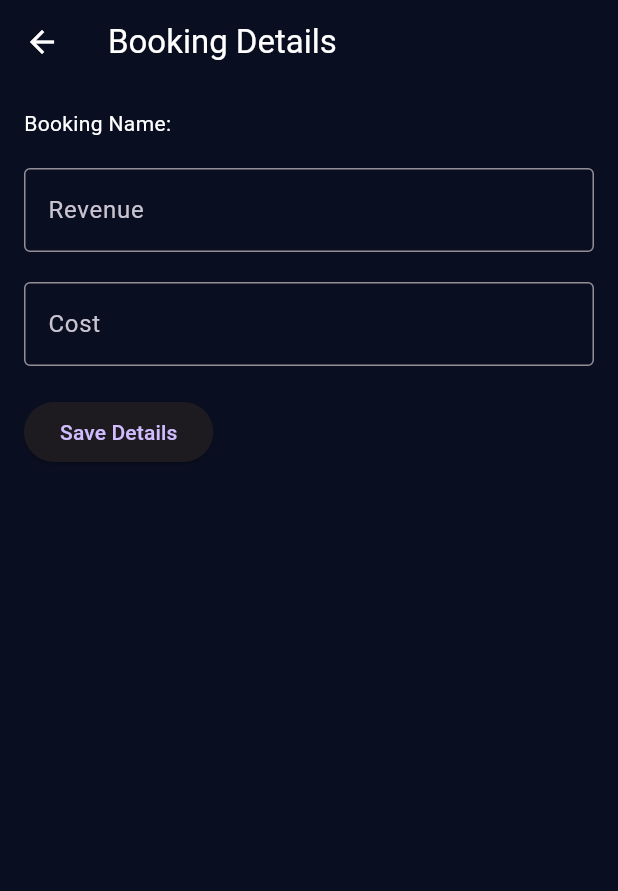
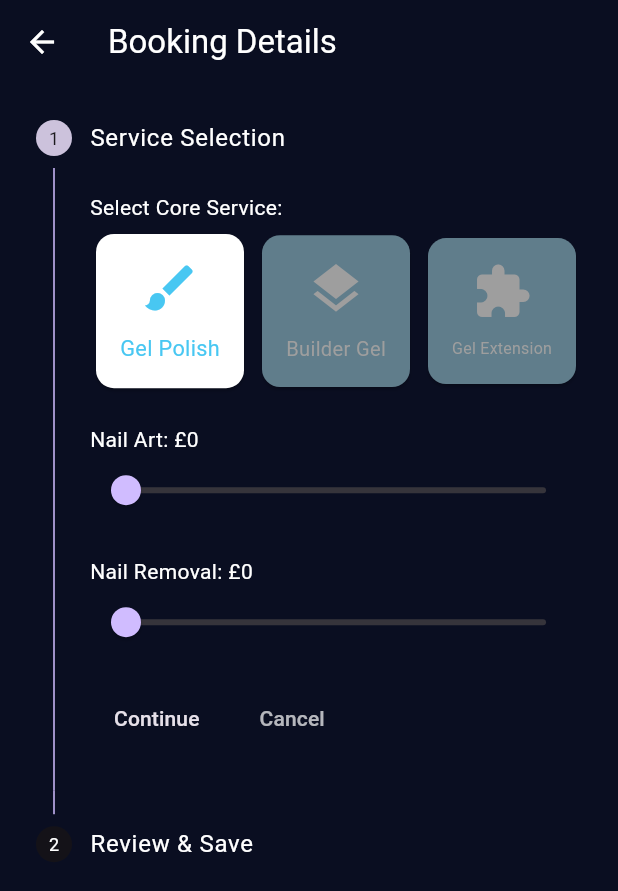
Before and after one commit to Jack-Northall/test_application, a Flutter app: the BookingDetailsPage screen opened directly with empty values, on a phone screen of 412 x 824 dp. Shown: the top 891 px of the screen. Run offline on Flutter 3.47's test engine with Material 3 defaults, Android fonts, the phone set to English and light mode, and no system bars; our stand-ins replace table_calendar.

Commit message:
Added stepper to core selection page and refactored into seperate widget

```diff
--- a/lib/main.dart
+++ b/lib/main.dart
@@ -19,7 +19,7 @@ class MyApp extends StatelessWidget {
           backgroundColor: Color(0xFF0A0E21),
           foregroundColor: Color(0xFFFFFFFF),
         ),
-        scaffoldBackgroundColor: Color(0xFF0A0E21),
+        scaffoldBackgroundColor: const Color(0xFF0A0E21),
         textTheme: const TextTheme(
           bodyMedium: TextStyle(
             color: Color(0XFFFFFFFF),
--- a/lib/models/booking.dart
+++ b/lib/models/booking.dart
@@ -1,9 +1,20 @@
 import 'package:uuid/uuid.dart';
+
+enum CoreService { gelPolish, builderGel, gelExtension }
 
 class Booking {
   final String id;
   final String name;
   final DateTime date;
+  CoreService? coreService;
+  int nailArt;
+  int nailRemoval;
 
-  Booking({required this.name, required this.date}) : id = const Uuid().v4();
+  Booking({
+    required this.name,
+    required this.date,
+    this.coreService,
+    this.nailArt = 0,
+    this.nailRemoval = 0,
+  }) : id = const Uuid().v4();
 }
--- a/lib/screens/booking_details_page.dart
+++ b/lib/screens/booking_details_page.dart
@@ -1,4 +1,5 @@
 import 'package:flutter/material.dart';
+import 'package:test_application/widgets/service_selection_widget.dart';
 import '../models/booking.dart';
 
 class BookingDetailsPage extends StatefulWidget {
@@ -12,10 +13,25 @@ class BookingDetailsPage extends StatefulWidget {
 }
 
 class _BookingDetailsPageState extends State<BookingDetailsPage> {
-  final TextEditingController _revenueController = TextEditingController();
-  final TextEditingController _costController = TextEditingController();
+  CoreService? _selectedService;
+  int _nailArt = 0;
+  int _nailRemoval = 0;
+  int _currentStep = 0;
+
+  @override
+  void initState() {
+    super.initState();
+    _selectedService = widget.booking.coreService;
+    _nailArt = widget.booking.nailArt;
+    _nailRemoval = widget.booking.nailRemoval;
+  }
 
   void _saveDetails() {
+    setState(() {
+      widget.booking.coreService = _selectedService;
+      widget.booking.nailArt = _nailArt;
+      widget.booking.nailRemoval = _nailRemoval;
+    });
 
     ScaffoldMessenger.of(context).showSnackBar(
       SnackBar(content: Text('Details saved for ${widget.booking.name}')),
@@ -30,37 +46,57 @@ class _BookingDetailsPageState extends State<BookingDetailsPage> {
       appBar: AppBar(
         title: const Text('Booking Details'),
       ),
-      body: Padding(
-        padding: const EdgeInsets.all(16.0),
-        child: Column(
-          crossAxisAlignment: CrossAxisAlignment.start,
-          children: [
-            Text('Booking Name: ${widget.booking.name}'),
-            const SizedBox(height: 20),
-            TextField(
-              controller: _revenueController,
-              decoration: const InputDecoration(
-                labelText: 'Revenue',
-                border: OutlineInputBorder(),
-              ),
-              keyboardType: TextInputType.number,
+      body: Stepper(
+        currentStep: _currentStep,
+        onStepContinue: () {
+          if (_currentStep < 1) {
+            setState(() {
+              _currentStep += 1;
+            });
+          } else {
+            _saveDetails();
+          }
+        },
+        onStepCancel: () {
+          if (_currentStep > 0) {
+            setState(() {
+              _currentStep -= 1;
+            });
+          }
+        },
+        steps: [
+          Step(
+            title: const Text('Service Selection'),
+            content: ServiceSelectionWidget(
+              selectedService: _selectedService,
+              nailArt: _nailArt,
+              nailRemoval: _nailRemoval,
+              onServiceSelected: (service) {
+                setState(() {
+                  _selectedService = service;
+                });
+              },
+              onNailArtChanged: (value) {
+                setState(() {
+                  _nailArt = value;
+                });
+              },
+              onNailRemovalChanged: (value) {
+                setState(() {
+                  _nailRemoval = value;
+                });
+              },
             ),
-            const SizedBox(height: 20),
-            TextField(
-              controller: _costController,
-              decoration: const InputDecoration(
-                labelText: 'Cost',
-                border: OutlineInputBorder(),
-              ),
-              keyboardType: TextInputType.number,
-            ),
-            const SizedBox(height: 20),
-            ElevatedButton(
-              onPressed: _saveDetails,
-              child: const Text('Save Details'),
-            ),
-          ],
-        ),
+            isActive: _currentStep >= 0,
+            state: _currentStep > 0 ? StepState.complete : StepState.indexed,
+          ),
+          Step(
+            title: const Text('Review & Save'),
+            content: const Text('Review the details and click "Save Details" to confirm.'),
+            isActive: _currentStep >= 1,
+            state: _currentStep == 1 ? StepState.editing : StepState.indexed,
+          ),
+        ],
       ),
     );
   }
--- a/lib/screens/calendar_page.dart
+++ b/lib/screens/calendar_page.dart
@@ -118,7 +118,7 @@ class _CalendarPageState extends State<CalendarPage> {
         final booking = _bookings[dateKey]![index];
         return Card(
           child: ListTile(
-            leading: Icon(Icons.calendar_month),
+            leading: const Icon(Icons.calendar_month),
             title: Text(booking.name),
             subtitle:
               Text('Booking ID: ${booking.id}'),
--- /dev/null
+++ b/lib/widgets/service_selection_widget.dart
@@ -0,0 +1,130 @@
+import 'package:flutter/material.dart';
+import '../models/booking.dart';
+
+class ServiceSelectionWidget extends StatefulWidget {
+  final CoreService? selectedService;
+  final int nailArt;
+  final int nailRemoval;
+  final Function(CoreService?) onServiceSelected;
+  final Function(int) onNailArtChanged;
+  final Function(int) onNailRemovalChanged;
+
+  const ServiceSelectionWidget({
+    super.key,
+    this.selectedService,
+    required this.nailArt,
+    required this.nailRemoval,
+    required this.onServiceSelected,
+    required this.onNailArtChanged,
+    required this.onNailRemovalChanged,
+  });
+
+  @override
+  // ignore: library_private_types_in_public_api
+  _ServiceSelectionWidgetState createState() => _ServiceSelectionWidgetState();
+}
+
+class _ServiceSelectionWidgetState extends State<ServiceSelectionWidget> {
+  @override
+  Widget build(BuildContext context) {
+    return Column(
+      crossAxisAlignment: CrossAxisAlignment.start,
+      children: [
+        const Text('Select Core Service:'),
+        const SizedBox(height: 4),
+        Row(
+          mainAxisAlignment: MainAxisAlignment.spaceBetween,
+          children: [
+            Expanded(
+              child: _buildServiceCard(
+                CoreService.gelPolish,
+                Icons.brush,
+                'Gel Polish',
+              ),
+            ),
+            const SizedBox(width: 4),
+            Expanded(
+              child: _buildServiceCard(
+                CoreService.builderGel,
+                Icons.layers,
+                'Builder Gel',
+              ),
+            ),
+            const SizedBox(width: 4),
+            Expanded(
+              child: _buildServiceCard(
+                CoreService.gelExtension,
+                Icons.extension,
+                'Gel Extension',
+              ),
+            ),
+          ],
+        ),
+        const SizedBox(height: 20),
+        Text('Nail Art: £${widget.nailArt}'),
+        Slider(
+          value: widget.nailArt.toDouble(),
+          min: 0,
+          max: 10,
+          //label: '${widget.nailArt}',
+          onChanged: (double value) {
+            widget.onNailArtChanged(value.toInt());
+          },
+        ),
+        const SizedBox(height: 20),
+        Text('Nail Removal: £${widget.nailRemoval}'),
+        Slider(
+          value: widget.nailRemoval.toDouble(),
+          min: 0,
+          max: 10,
+          //label: '${widget.nailRemoval}',
+          onChanged: (double value) {
+            widget.onNailRemovalChanged(value.toInt());
+          },
+        ),
+      ],
+    );
+  }
+
+  Widget _buildServiceCard(CoreService service, IconData icon, String label) {
+    final isSelected = widget.selectedService == service;
+    return GestureDetector(
+      onTap: () => widget.onServiceSelected(service),
+      child: Card(
+        color: isSelected ? Colors.white : Colors.blueGrey,
+        child: Padding(
+          padding: const EdgeInsets.all(16.0),
+          child: Column(
+            mainAxisSize: MainAxisSize.min,
+            children: [
+              Icon(
+                icon,
+                size: 40,
+                color: isSelected
+                    ? const Color.fromARGB(255, 72, 199, 242)
+                    : Colors.grey,
+              ),
+              const SizedBox(height: 10),
+              Center(
+                child: FittedBox(
+                  fit: BoxFit.scaleDown,
+                  child: Text(
+                    label,
+                    style: TextStyle(
+                      fontSize: 16,
+                      color: isSelected
+                          ? const Color.fromARGB(255, 72, 199, 242)
+                          : Colors.grey,
+                    ),
+                    maxLines: 1, // Prevents text wrapping
+                    overflow: TextOverflow.ellipsis, // Adds ellipsis if text overflows
+                  ),
+                ),
+              ),
+            ],
+          ),
+        ),
+      ),
+    );
+  }
+}
```
